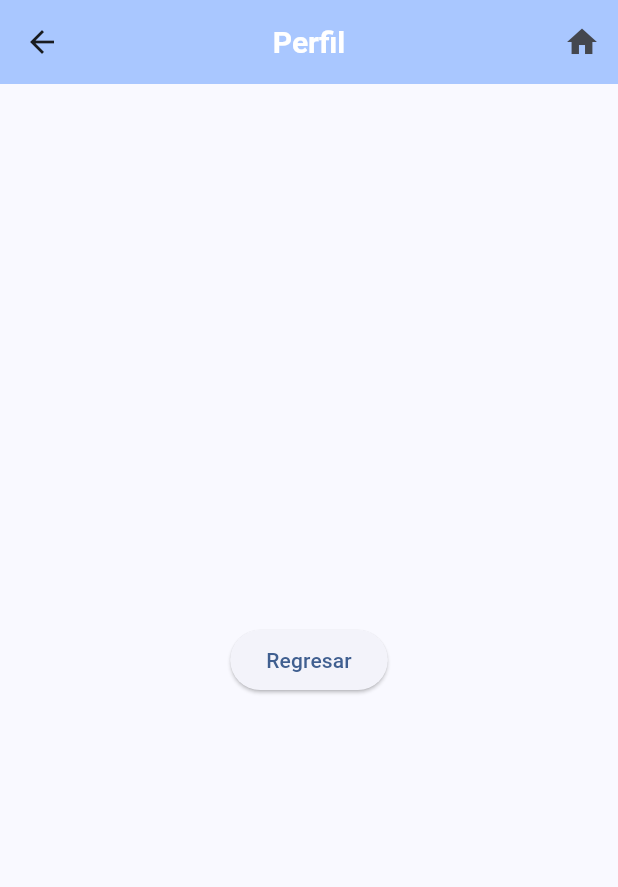
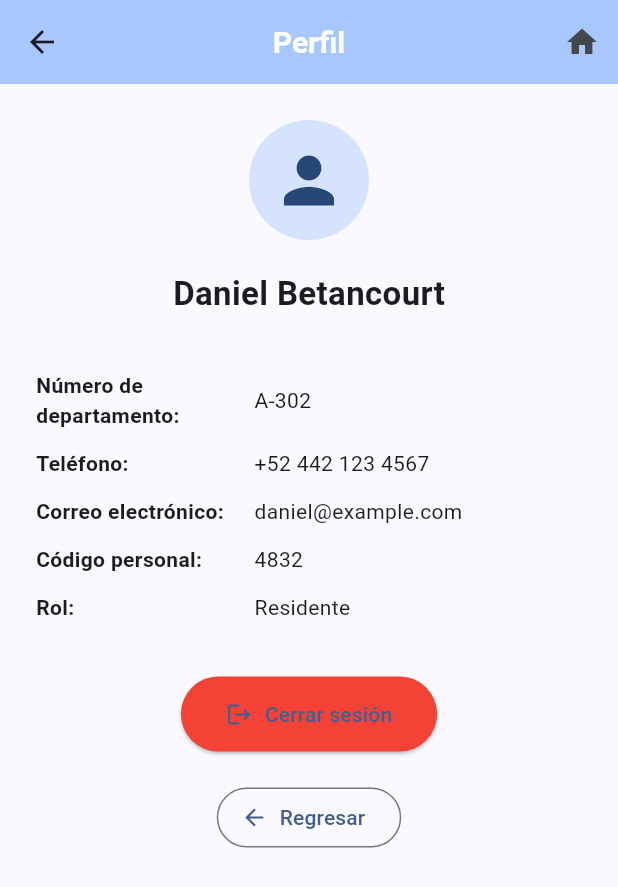
Before and after one commit to DanBR-UPQ/SVCAM, a Flutter app: the PerfilPage screen opened by its route, on a phone screen of 412 x 824 dp. Shown: the top 887 px of the screen. Run offline on Flutter 3.47's test engine with Material 3 defaults, Android fonts, the phone set to English and light mode, and no system bars.

Commit message:
Creación de perfil y configuración

```diff
--- a/lib/pages/perfil_page.dart
+++ b/lib/pages/perfil_page.dart
@@ -1,35 +1,102 @@
 import 'package:flutter/material.dart';
 
-class PerfilPage extends StatelessWidget{
+class PerfilPage extends StatelessWidget {
   const PerfilPage({super.key});
 
   @override
-  Widget build(BuildContext context){
+  Widget build(BuildContext context) {
+    // Datos simulados
+    const nombre = "Daniel Betancourt";
+    const numeroDepto = "A-302";
+    const telefono = "+52 442 123 4567";
+    const correo = "daniel@example.com";
+    const codigoPersonal = "4832";
+    const rol = "Residente";
+
     return Scaffold(
       appBar: AppBar(
-
         backgroundColor: Theme.of(context).colorScheme.inversePrimary,
-
-        title: Text('Perfil'),
+        title: const Text('Perfil'),
         actions: [
-          IconButton(onPressed: (){
-            Navigator.pop(context);
-          }
-          , icon: Icon(Icons.home))
+          IconButton(
+            onPressed: () => Navigator.pop(context),
+            icon: const Icon(Icons.home),
+          )
         ],
       ),
-      body: Center(
+      body: Padding(
+        padding: const EdgeInsets.all(24.0),
         child: Column(
-          mainAxisAlignment: MainAxisAlignment.center,
+          crossAxisAlignment: CrossAxisAlignment.start,
           children: [
-            ElevatedButton(
-              onPressed: () {
-                Navigator.pop(context);
-              },
-              child: Text('Regresar'),
-            )
+            const Center(
+              child: CircleAvatar(
+                radius: 40,
+                child: Icon(Icons.person, size: 50),
+              ),
+            ),
+            const SizedBox(height: 20),
+            Center(
+              child: Text(
+                nombre,
+                style: const TextStyle(fontSize: 22, fontWeight: FontWeight.bold),
+              ),
+            ),
+            const SizedBox(height: 30),
+            perfilItem('Número de departamento:', numeroDepto),
+            perfilItem('Teléfono:', telefono),
+            perfilItem('Correo electrónico:', correo),
+            perfilItem('Código personal:', codigoPersonal),
+            perfilItem('Rol:', rol),
+            const SizedBox(height: 30),
+            Center(
+              child: ElevatedButton.icon(
+                onPressed: () {
+                  // Aquí puedes agregar lógica para cerrar sesión
+                  ScaffoldMessenger.of(context).showSnackBar(
+                    const SnackBar(content: Text('Sesión cerrada')),
+                  );
+                },
+                icon: const Icon(Icons.logout),
+                label: const Text('Cerrar sesión'),
+                style: ElevatedButton.styleFrom(
+                  backgroundColor: Colors.red,
+                  padding: const EdgeInsets.symmetric(horizontal: 30, vertical: 15),
+                ),
+              ),
+            ),
+            const SizedBox(height: 20),
+            Center(
+              child: OutlinedButton.icon(
+                onPressed: () => Navigator.pop(context),
+                icon: const Icon(Icons.arrow_back),
+                label: const Text('Regresar'),
+              ),
+            ),
           ],
-        )
+        ),
+      ),
+    );
+  }
+
+  // Widget auxiliar para mostrar ítems de perfil
+  Widget perfilItem(String titulo, String valor) {
+    return Padding(
+      padding: const EdgeInsets.symmetric(vertical: 6),
+      child: Row(
+        children: [
+          Expanded(
+            flex: 4,
+            child: Text(
+              titulo,
+              style: const TextStyle(fontWeight: FontWeight.bold),
+            ),
+          ),
+          Expanded(
+            flex: 6,
+            child: Text(valor),
+          ),
+        ],
       ),
     );
   }
```
Also changed, not shown: lib/pages/configuracion_page.dart (+81 -22 lines).
